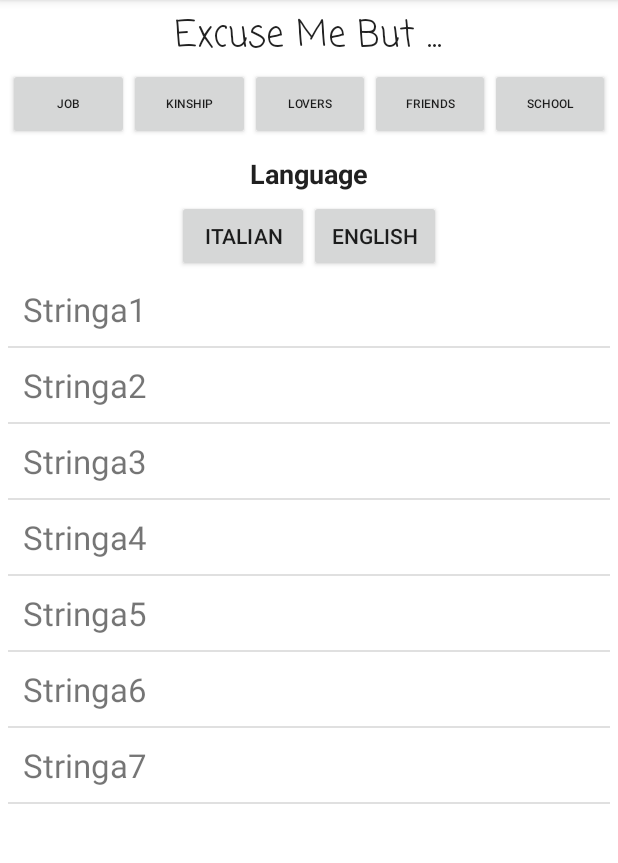
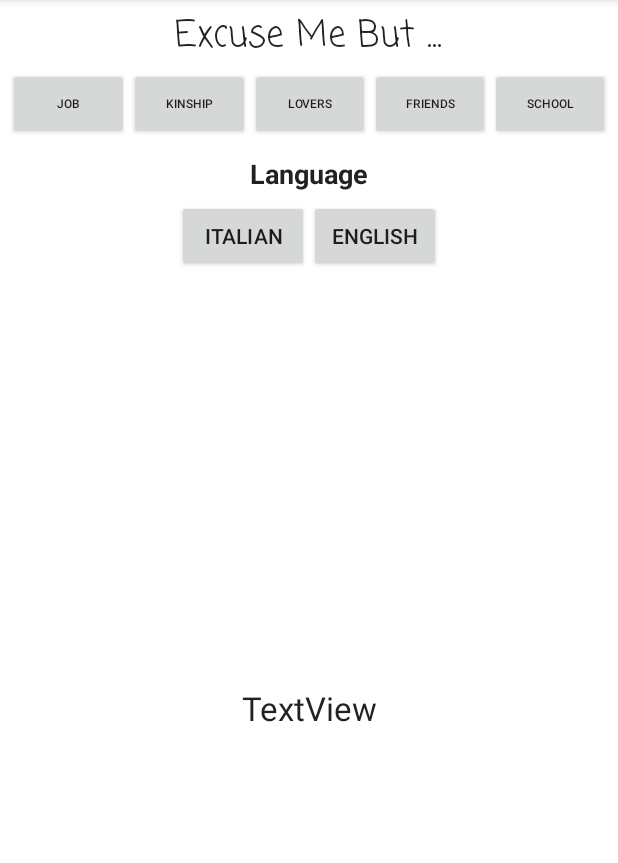
Before and after one commit to Unknowned1/ExcuseMeGenerator_v0.01, an Android app: the screen it shows after launch (MainActivity), on a phone screen of 412 x 824 dp, the part 84-947 px from its top. Run offline under Robolectric (Android 15) with nearby library versions, the phone set to English and light mode, and no system bars.

Commit message:
remade_2_1_4

```diff
--- a/app/src/main/java/com/b_gamesentertainment/excusemegenerator/MainActivity.java
+++ b/app/src/main/java/com/b_gamesentertainment/excusemegenerator/MainActivity.java
@@ -15,9 +15,9 @@ public class MainActivity extends AppCompatActivity {
     Button buttonJob, buttonKinship, buttonLovers, buttonSchool, buttonFriends;
     ListView listaScuse;
 
-    String[] array = {"Stringa1", "Stringa2", "Stringa3", "Stringa4", "Stringa5", "Stringa6", "Stringa7"};
+    String[] arrayJob = {"Stringa1", "Stringa2", "Stringa3", "Stringa4", "Stringa5", "Stringa6", "Stringa7"};
 
-    String[] array1 = {"Stringa8", "Stringa9", "Stringa10", "Stringa11", "Stringa12", "Stringa13", "Stringa14"};
+    //String[] array1 = {"Stringa8", "Stringa9", "Stringa10", "Stringa11", "Stringa12", "Stringa13", "Stringa14"};
 
     ArrayAdapter<String> adapter;
 
@@ -40,24 +40,25 @@ public class MainActivity extends AppCompatActivity {
 
 
 
-        listaScuse = findViewById(R.id.listaScuse);
+      /*  listaScuse = findViewById(R.id.listaScuse);
         adapter = new ArrayAdapter<String>(this,R.layout.list_element,
                 R.id.textViewList, array );
+        */
+        //listaScuse.setAdapter(adapter);
 
-        listaScuse.setAdapter(adapter);
-
-        buttonKinship.setOnClickListener(new View.OnClickListener() {
+        buttonJob.setOnClickListener(new View.OnClickListener() {
             @Override
             public void onClick(View v) {
 
-                adapter.clear();
+                //adapter.clear();
+                //array = array1;
+                //adapter.addAll(array);
+                //adapter.notifyDataSetChanged();
 
-                array = array1;
-
-                adapter.addAll(array);
-
-
-                adapter.notifyDataSetChanged();
+                // genera view
+                // numero random
+                // arrayJob[random]
+                // view.display arrayJob[random]
 
 
             }
--- a/app/src/main/res/layout/activity_main.xml
+++ b/app/src/main/res/layout/activity_main.xml
@@ -135,10 +135,19 @@
         </LinearLayout>
     </LinearLayout>
 
-    <ListView
-        android:id="@+id/listaScuse"
+    <FrameLayout
         android:layout_width="match_parent"
         android:layout_height="match_parent"
-        android:layout_below="@+id/LanguageLayout" />
+        android:layout_below="@+id/LanguageLayout">
+
+        <TextView
+            android:id="@+id/textViewScuse"
+            android:layout_width="match_parent"
+            android:layout_height="match_parent"
+            android:gravity="center"
+            android:text="TextView"
+            android:textAppearance="@style/TextAppearance.AppCompat"
+            android:textSize="22dp" />
+    </FrameLayout>
 
 </RelativeLayout>
```
